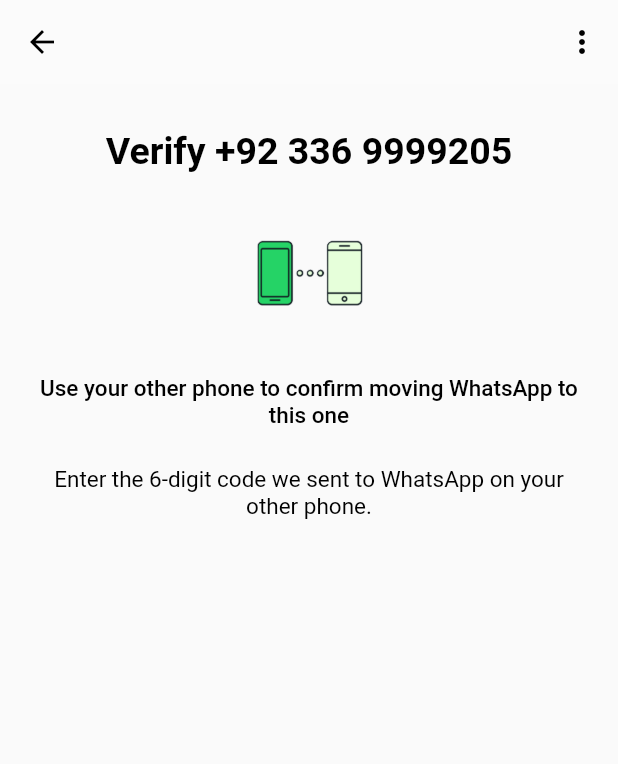
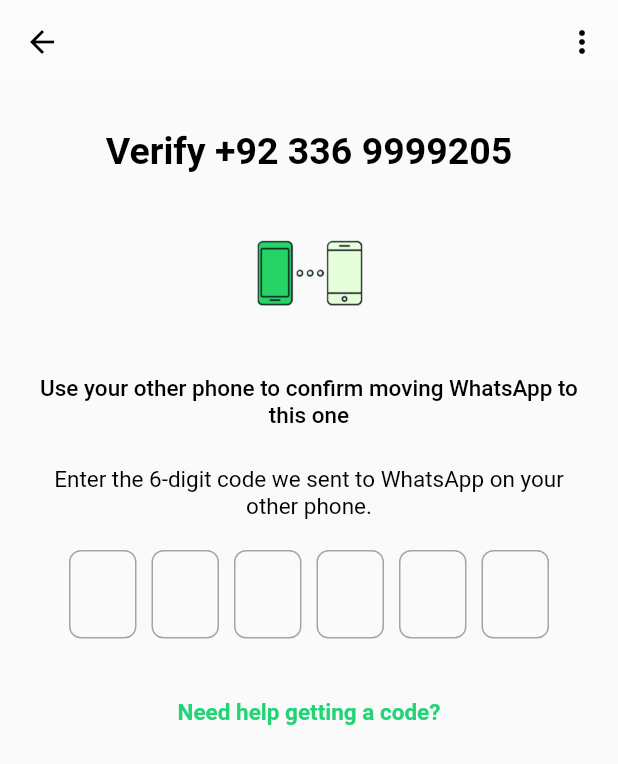
Before and after one commit to deyanzcoding/Whatsapp-Clone, a Flutter app: the OtpVerificationScreen screen opened directly, on a phone screen of 412 x 824 dp. Shown: the top 764 px of the screen. Run offline on Flutter 3.47's test engine with Material 3 defaults, Android fonts, the phone set to English and light mode, and no system bars; our stand-ins replace country_code_picker.

Commit message:
Update otp_verification_screen.dart

```diff
--- a/lib/Screens/onboarding/otp_verification_screen.dart
+++ b/lib/Screens/onboarding/otp_verification_screen.dart
@@ -61,11 +61,33 @@
               color: Colors.black,
               fontweight: FontWeight.w400,
               textalignment: TextAlign.center,
-
             ),
             SizedBox(height: 20),
 
+            //otp-field
+        Row(
+          mainAxisAlignment: MainAxisAlignment.center,
+          children: List.generate(6, (index) {
+            return Container(
+              width: 45,
+              margin: EdgeInsets.symmetric(horizontal: 5),
+              child: TextFormField(
+                keyboardType: TextInputType.number,
+                textAlign: TextAlign.center,
+                maxLength: 1, // only 1 digit
+                decoration: InputDecoration(
+                  counterText: "", // hide counter below
+                  border: OutlineInputBorder(
+                    borderRadius: BorderRadius.circular(8),
+                  ),
+                ),
+              ),
+            );
+          })
+        ),
+            SizedBox(height: 40),
 
+            UiHelper.CustomText(text: 'Need help getting a code?', height: 15, fontweight: FontWeight.w600, color: Color(0xff25d377)),
           ],
         ),
       ),
```
